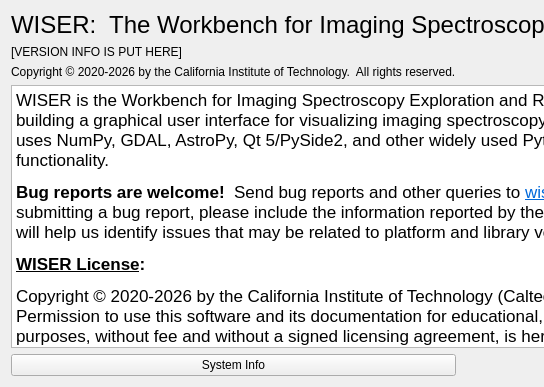
Ehlmann-research-group/WISER, file src/wiser/gui/ui_files/about_dialog.ui: the form before one commit; both pictures show x 0 to 544 and y 0 to 387 of the 851 by 387 pixel window.
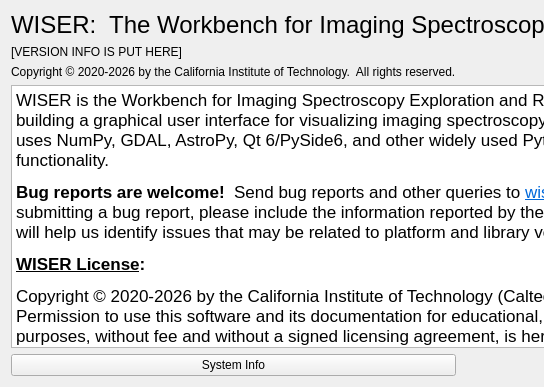
The form after the commit.

Commit message: doc: Updating qt5 to qt6

The edit to the form file:
```diff
--- a/src/wiser/gui/ui_files/about_dialog.ui
+++ b/src/wiser/gui/ui_files/about_dialog.ui
@@ -24,7 +24,7 @@
 &lt;html&gt;&lt;head&gt;&lt;meta name=&quot;qrichtext&quot; content=&quot;1&quot; /&gt;&lt;style type=&quot;text/css&quot;&gt;
 p, li { white-space: pre-wrap; }
 &lt;/style&gt;&lt;/head&gt;&lt;body style=&quot; font-family:'MS Shell Dlg 2'; font-size:8pt; font-weight:400; font-style:normal;&quot;&gt;
-&lt;p style=&quot; margin-top:0px; margin-bottom:0px; margin-left:0px; margin-right:0px; -qt-block-indent:0; text-indent:0px;&quot;&gt;&lt;span style=&quot; font-family:'.AppleSystemUIFont'; font-size:13pt;&quot;&gt;WISER is the Workbench for Imaging Spectroscopy Exploration and Research, a project focused on building a graphical user interface for visualizing imaging spectroscopy data. It is written in Python, and uses NumPy, GDAL, AstroPy, Qt 5/PySide2, and other widely used Python libraries to implement its functionality.&lt;/span&gt;&lt;/p&gt;
+&lt;p style=&quot; margin-top:0px; margin-bottom:0px; margin-left:0px; margin-right:0px; -qt-block-indent:0; text-indent:0px;&quot;&gt;&lt;span style=&quot; font-family:'.AppleSystemUIFont'; font-size:13pt;&quot;&gt;WISER is the Workbench for Imaging Spectroscopy Exploration and Research, a project focused on building a graphical user interface for visualizing imaging spectroscopy data. It is written in Python, and uses NumPy, GDAL, AstroPy, Qt 6/PySide6, and other widely used Python libraries to implement its functionality.&lt;/span&gt;&lt;/p&gt;
 &lt;p style=&quot; margin-top:12px; margin-bottom:12px; margin-left:0px; margin-right:0px; -qt-block-indent:0; text-indent:0px;&quot;&gt;&lt;span style=&quot; font-family:'.AppleSystemUIFont'; font-size:13pt; font-weight:600;&quot;&gt;Bug reports are welcome!&lt;/span&gt;&lt;span style=&quot; font-family:'.AppleSystemUIFont'; font-size:13pt;&quot;&gt;  Send bug reports and other queries to &lt;/span&gt;&lt;a href=&quot;mailto:wiser@lists.lasp.colorado.edu&quot;&gt;&lt;span style=&quot; font-family:'.AppleSystemUIFont'; font-size:13pt; text-decoration: underline; color:#0068da;&quot;&gt;wiser@lists.lasp.colorado.edu&lt;/span&gt;&lt;/a&gt;&lt;span style=&quot; font-family:'.AppleSystemUIFont'; font-size:13pt;&quot;&gt;.  When submitting a bug report, please include the information reported by the &amp;quot;System Info&amp;quot; dialog below.  This will help us identify issues that may be related to platform and library versions.  Thanks!&lt;/span&gt;&lt;/p&gt;
 &lt;p style=&quot; margin-top:12px; margin-bottom:12px; margin-left:0px; margin-right:0px; -qt-block-indent:0; text-indent:0px;&quot;&gt;&lt;span style=&quot; font-family:'.AppleSystemUIFont'; font-size:13pt; font-weight:600; text-decoration: underline;&quot;&gt;WISER License&lt;/span&gt;&lt;span style=&quot; font-family:'.AppleSystemUIFont'; font-size:13pt; font-weight:600;&quot;&gt;:&lt;/span&gt;&lt;/p&gt;
 &lt;p style=&quot; margin-top:12px; margin-bottom:12px; margin-left:0px; margin-right:0px; -qt-block-indent:0; text-indent:0px;&quot;&gt;&lt;span style=&quot; font-family:'.AppleSystemUIFont'; font-size:13pt;&quot;&gt;Copyright © 2020-2026 by the California Institute of Technology (Caltech).  All Rights Reserved.  Permission to use this software and its documentation for educational, research, and not-for-profit purposes, without fee and without a signed licensing agreement, is hereby granted, provided that the above copyright notice, this paragraph and the following two paragraphs appear in all copies, modifications, and distributions.  Contact the Caltech Technology Transfer and Corporate Partnerships Office, 1200 E. California Blvd., Pasadena, CA 91125, (626) 395-3066, &lt;/span&gt;&lt;a href=&quot;mailto:innovation@caltech.edu&quot;&gt;&lt;span style=&quot; font-family:'.AppleSystemUIFont'; font-size:13pt; text-decoration: underline; color:#0068da;&quot;&gt;innovation@caltech.edu&lt;/span&gt;&lt;/a&gt;&lt;span style=&quot; font-family:'.AppleSystemUIFont'; font-size:13pt;&quot;&gt;, &lt;/span&gt;&lt;a href=&quot;https://innovation.caltech.edu&quot;&gt;&lt;span style=&quot; font-family:'.AppleSystemUIFont'; font-size:13pt; text-decoration: underline; color:#0068da;&quot;&gt;https://innovation.caltech.edu&lt;/span&gt;&lt;/a&gt;&lt;span style=&quot; font-family:'.AppleSystemUIFont'; font-size:13pt;&quot;&gt; for commercial licensing opportunities.&lt;/span&gt;&lt;/p&gt;
@@ -77,9 +77,9 @@
 &lt;p style=&quot; margin-top:0px; margin-bottom:0px; margin-left:0px; margin-right:0px; -qt-block-indent:0; text-indent:0px;&quot;&gt;&lt;span style=&quot; font-family:'.AppleSystemUIFont'; font-size:13pt;&quot;&gt;SECRET LABS AB AND THE AUTHOR DISCLAIMS ALL WARRANTIES WITH REGARD TO THIS SOFTWARE, INCLUDING ALL IMPLIED WARRANTIES OF MERCHANTABILITY AND FITNESS.  IN NO EVENT SHALL SECRET LABS AB OR THE AUTHOR BE LIABLE FOR ANY SPECIAL, INDIRECT OR CONSEQUENTIAL DAMAGES OR ANY DAMAGES WHATSOEVER RESULTING FROM LOSS OF USE, DATA OR PROFITS, WHETHER IN AN ACTION OF CONTRACT, NEGLIGENCE OR OTHER TORTIOUS ACTION, ARISING OUT OF OR IN CONNECTION WITH THE USE OR&lt;/span&gt;&lt;/p&gt;
 &lt;p style=&quot; margin-top:0px; margin-bottom:0px; margin-left:0px; margin-right:0px; -qt-block-indent:0; text-indent:0px;&quot;&gt;&lt;span style=&quot; font-family:'.AppleSystemUIFont'; font-size:13pt;&quot;&gt;PERFORMANCE OF THIS SOFTWARE.&lt;/span&gt;&lt;/p&gt;
 &lt;p style=&quot;-qt-paragraph-type:empty; margin-top:0px; margin-bottom:0px; margin-left:0px; margin-right:0px; -qt-block-indent:0; text-indent:0px; font-family:'.AppleSystemUIFont'; font-size:13pt;&quot;&gt;&lt;br /&gt;&lt;/p&gt;
-&lt;p style=&quot; margin-top:0px; margin-bottom:0px; margin-left:0px; margin-right:0px; -qt-block-indent:0; text-indent:0px;&quot;&gt;&lt;span style=&quot; font-family:'.AppleSystemUIFont'; font-size:13pt; font-weight:600;&quot;&gt;Qt 5 / PySide2:&lt;/span&gt;&lt;/p&gt;
+&lt;p style=&quot; margin-top:0px; margin-bottom:0px; margin-left:0px; margin-right:0px; -qt-block-indent:0; text-indent:0px;&quot;&gt;&lt;span style=&quot; font-family:'.AppleSystemUIFont'; font-size:13pt; font-weight:600;&quot;&gt;Qt 6 / PySide6:&lt;/span&gt;&lt;/p&gt;
 &lt;p style=&quot;-qt-paragraph-type:empty; margin-top:0px; margin-bottom:0px; margin-left:0px; margin-right:0px; -qt-block-indent:0; text-indent:0px; font-family:'.AppleSystemUIFont'; font-size:13pt;&quot;&gt;&lt;br /&gt;&lt;/p&gt;
-&lt;p style=&quot; margin-top:0px; margin-bottom:0px; margin-left:0px; margin-right:0px; -qt-block-indent:0; text-indent:0px;&quot;&gt;&lt;span style=&quot; font-family:'.AppleSystemUIFont'; font-size:13pt;&quot;&gt;See https://doc.qt.io/qt-5/opensourcelicense.html for licensing details of Qt 5 and PySide2.&lt;/span&gt;&lt;/p&gt;&lt;/body&gt;&lt;/html&gt;</string>
+&lt;p style=&quot; margin-top:0px; margin-bottom:0px; margin-left:0px; margin-right:0px; -qt-block-indent:0; text-indent:0px;&quot;&gt;&lt;span style=&quot; font-family:'.AppleSystemUIFont'; font-size:13pt;&quot;&gt;See https://doc.qt.io/qt-6/licensing.html for licensing details of Qt 6 and PySide6.&lt;/span&gt;&lt;/p&gt;&lt;/body&gt;&lt;/html&gt;</string>
      </property>
      <property name="textInteractionFlags">
       <set>Qt::TextBrowserInteraction</set>
```
The commit also changes 1 other file.
